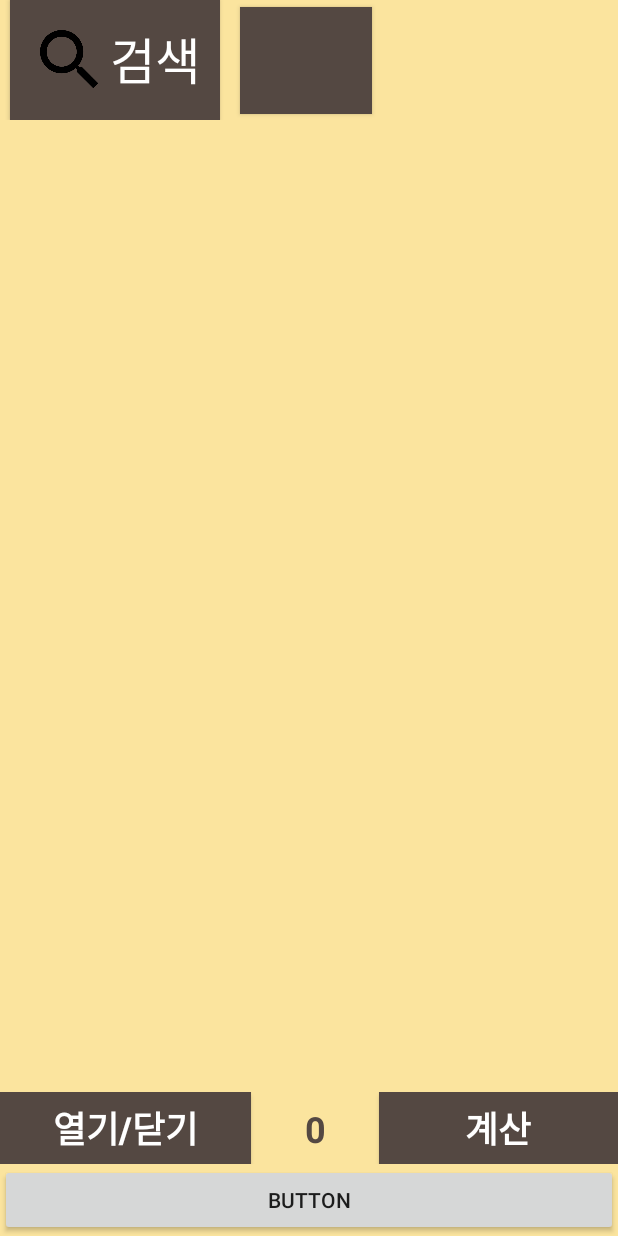
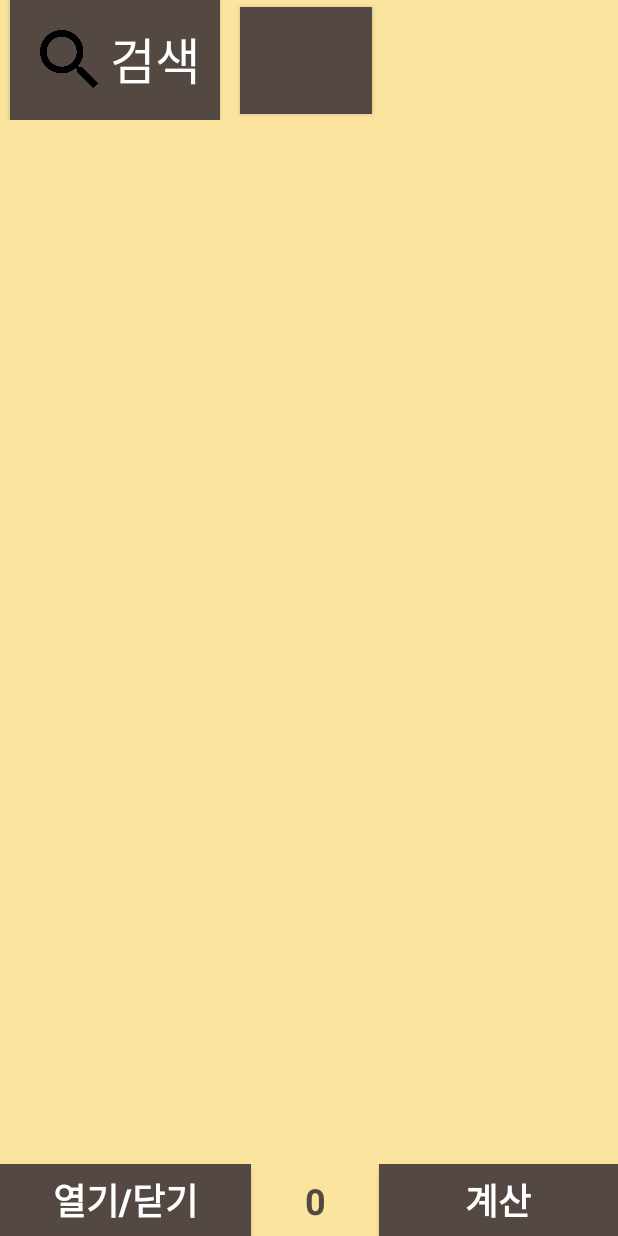
Before and after one commit to Dalbodre/11stcoffeeKiosk, an Android app: the KioskMain screen opened directly, with no data from a screen before it, on a phone screen of 412 x 824 dp. Run offline under Robolectric (Android 15) with nearby library versions, the phone set to English and light mode, and no system bars; libraries missing offline, so code that uses them is left out: org.greenrobot.greendao; 6 statements that could not run were skipped.

Commit message:
implemented recyclerview

```diff
--- a/app/src/main/java/sb/yoon/kiosk/ItemListFragment.java
+++ b/app/src/main/java/sb/yoon/kiosk/ItemListFragment.java
@@ -28,10 +28,10 @@ public class ItemListFragment extends ListFragment {
     @Override
     public void onCreate(Bundle savedInstanceState) {
         super.onCreate(savedInstanceState);
-        CartFragment cartFragment = (CartFragment) getActivity().getSupportFragmentManager().findFragmentById(R.id.cart_fragment);
+        KioskMain mainActivity = (KioskMain) getActivity();
 
         // 인덱스 표시 어댑터 설정
-        KioskListAdapter adapter = new KioskListAdapter(menuList, cartFragment);
+        KioskListAdapter adapter = new KioskListAdapter(menuList, mainActivity);
         // 어댑터를 설정
         setListAdapter(adapter);
     }
--- a/app/src/main/java/sb/yoon/kiosk/KioskMain.java
+++ b/app/src/main/java/sb/yoon/kiosk/KioskMain.java
@@ -1,10 +1,12 @@
 package sb.yoon.kiosk;
 
+import android.content.Context;
 import android.graphics.Color;
 import android.graphics.PorterDuff;
 import android.graphics.Rect;
 import android.graphics.drawable.Drawable;
 import android.os.Build;
+import android.util.Log;
 import android.util.TypedValue;
 import android.view.View;
 import android.widget.Button;
@@ -17,11 +19,18 @@ import android.os.Bundle;
 import androidx.core.content.ContextCompat;
 import androidx.fragment.app.FragmentManager;
 import androidx.fragment.app.FragmentTransaction;
+import androidx.recyclerview.widget.LinearLayoutManager;
+import androidx.recyclerview.widget.RecyclerView;
 
+import sb.yoon.kiosk.controller.CartListAdapter;
 import sb.yoon.kiosk.controller.DbQueryController;
 import sb.yoon.kiosk.layout.CategoryButton;
+import sb.yoon.kiosk.model.CartMenu;
+import sb.yoon.kiosk.model.CartOption;
 import sb.yoon.kiosk.model.Category;
+import sb.yoon.kiosk.model.Menu;
 
+import java.util.ArrayList;
 import java.util.List;
 
 public class KioskMain extends AppCompatActivity {
@@ -30,10 +39,12 @@ public class KioskMain extends AppCompatActivity {
     private ItemListFragment itemListFragment;
     private List<Category> categories;
 
+    private List<CartMenu> cartMenuList = new ArrayList<>();
+    private CartListAdapter cartListAdapter;
+
     // 프론트에서 쓰기 편하게 DB 관련 메서드들 제공
     private DbQueryController dbQueryController;
 
-    @RequiresApi(api = Build.VERSION_CODES.O)
     @Override
     protected void onCreate(Bundle savedInstanceState) {
         super.onCreate(savedInstanceState);
@@ -57,6 +68,14 @@ public class KioskMain extends AppCompatActivity {
         fragmentTransaction = fragmentManager.beginTransaction();
         fragmentTransaction.replace(R.id.list_fragment, itemListFragment).commitAllowingStateLoss();
 
+        // 카트 리사이클러뷰
+        RecyclerView cartRecyclerView = this.findViewById(R.id.cart_recycler_list);
+        LinearLayoutManager mLinearLayoutManager = new LinearLayoutManager(this);
+        mLinearLayoutManager.setOrientation(LinearLayoutManager.HORIZONTAL);
+        cartRecyclerView.setLayoutManager(mLinearLayoutManager);
+
+        cartListAdapter = new CartListAdapter(cartMenuList);
+        cartRecyclerView.setAdapter(cartListAdapter);
     }
 
     private void createCategoryButtons() {
@@ -88,6 +107,45 @@ public class KioskMain extends AppCompatActivity {
         }
     }
 
+    public void delCartMenuList(int position) {
+        this.cartMenuList.remove(position);
+        cartListAdapter.notifyDataSetChanged();
+    }
+
+    public void addCartMenuList(CartMenu cartMenu) {
+        this.cartMenuList.add(cartMenu);
+        cartListAdapter.notifyDataSetChanged();
+    }
+
+    public void addCartMenuList(Menu menu) {
+        Context context = this;
+        Drawable drawable = ContextCompat.getDrawable(context, context.getResources()
+                .getIdentifier(menu.getIconPath(), "drawable", context.getPackageName()));
+
+        // @todo 옵션에 따른 추가요금 적용
+        int totalPrice = 0;
+
+        List<CartOption> cartOptions = new ArrayList<>();
+        cartOptions.add(new CartOption("test option", "1", 500));
+
+        totalPrice = totalPrice + menu.getPrice();
+
+        CartMenu cartMenu = new CartMenu(drawable, menu.getName(), menu.getPrice(), totalPrice, cartOptions);
+        this.cartMenuList.add(cartMenu);
+        cartListAdapter.notifyDataSetChanged();
+    }
+
+    public void setCartMenuList(List<CartMenu> cartMenuList) {
+        this.cartMenuList = cartMenuList;
+        cartListAdapter.notifyDataSetChanged();
+        Log.d("카트에는: ", this.cartMenuList.toString());
+    }
+
+    private void setAdapter() {
+        // 인덱스 표시 어댑터 설정
+        cartListAdapter = new CartListAdapter(cartMenuList);
+    }
+
     // 버튼 누르면 버튼의 순서를 확인하고 플래그먼트에 삽입
     class ButtonClickListener implements View.OnClickListener {
         @Override
--- a/app/src/main/res/layout/activity_kiosk_main.xml
+++ b/app/src/main/res/layout/activity_kiosk_main.xml
@@ -29,20 +29,62 @@
         android:id="@+id/list_fragment"
         android:layout_width="match_parent"
         android:layout_height="0dp"
-        app:layout_constraintBottom_toTopOf="@+id/cart_fragment"
+        app:layout_constraintBottom_toTopOf="@+id/cart_buttons"
         app:layout_constraintStart_toStartOf="parent"
         app:layout_constraintTop_toBottomOf="@+id/categories">
 
     </FrameLayout>
 
-    <androidx.fragment.app.FragmentContainerView
-        android:id="@+id/cart_fragment"
-        android:name="sb.yoon.kiosk.CartFragment"
+    <LinearLayout
+        android:id="@+id/cart_buttons"
         android:layout_width="match_parent"
         android:layout_height="wrap_content"
+        android:orientation="horizontal"
+        app:layout_constraintTop_toBottomOf="@id/list_fragment"
+        app:layout_constraintBottom_toTopOf="@+id/cart_recycler_list"
+        app:layout_constraintStart_toStartOf="parent">
+
+        <Button
+            android:id="@+id/hideshow_button"
+            android:layout_width="wrap_content"
+            android:layout_height="wrap_content"
+            android:layout_weight="1"
+            android:background="@color/coffeeBrown"
+            android:text="열기/닫기"
+            android:textColor="@android:color/white"
+            android:textSize="24sp"
+            android:textStyle="bold" />
+
+        <TextView
+            android:id="@+id/total_price"
+            android:layout_width="wrap_content"
+            android:layout_height="wrap_content"
+            android:layout_weight="1"
+            android:gravity="center"
+            android:text="0"
+            android:textColor="@color/coffeeBrown"
+            android:textSize="24sp"
+            android:textStyle="bold" />
+
+        <Button
+            android:id="@+id/purchase_button"
+            android:layout_width="wrap_content"
+            android:layout_height="wrap_content"
+            android:layout_weight="1"
+            android:background="@color/coffeeBrown"
+            android:text="계산"
+            android:textColor="@android:color/white"
+            android:textSize="24sp"
+            android:textStyle="bold" />
+    </LinearLayout>
+
+    <androidx.recyclerview.widget.RecyclerView
+        android:id="@+id/cart_recycler_list"
+        android:layout_width="match_parent"
+        android:layout_height="wrap_content"
+        android:scrollbars="horizontal"
         app:layout_constraintBottom_toBottomOf="parent"
         app:layout_constraintStart_toStartOf="parent"
-        app:layout_constraintHeight_max="300dp"
-        app:layout_constrainedHeight="true"/>
+        app:layout_constraintTop_toBottomOf="@+id/cart_buttons" />
 
 </androidx.constraintlayout.widget.ConstraintLayout>
```
Also changed, not shown: app/src/main/java/sb/yoon/kiosk/controller/CartListAdapter.java (+17 -14 lines), app/src/main/java/sb/yoon/kiosk/controller/KioskListAdapter.java (+5 -6 lines).
